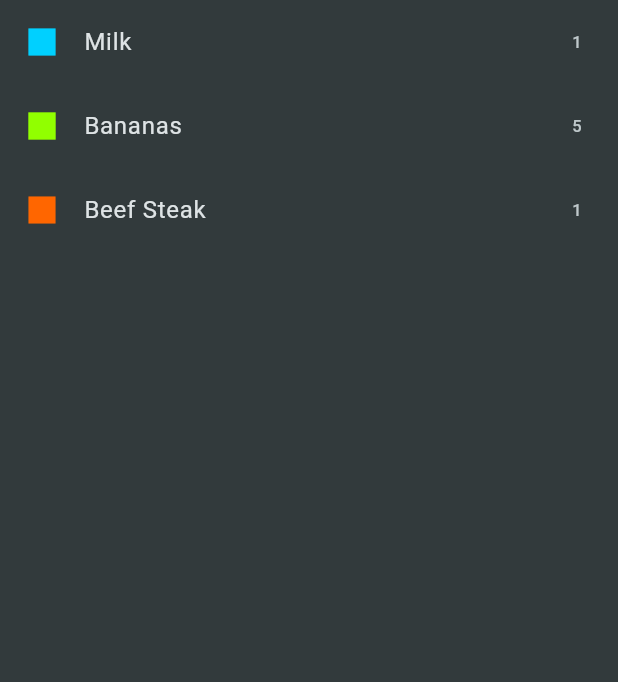
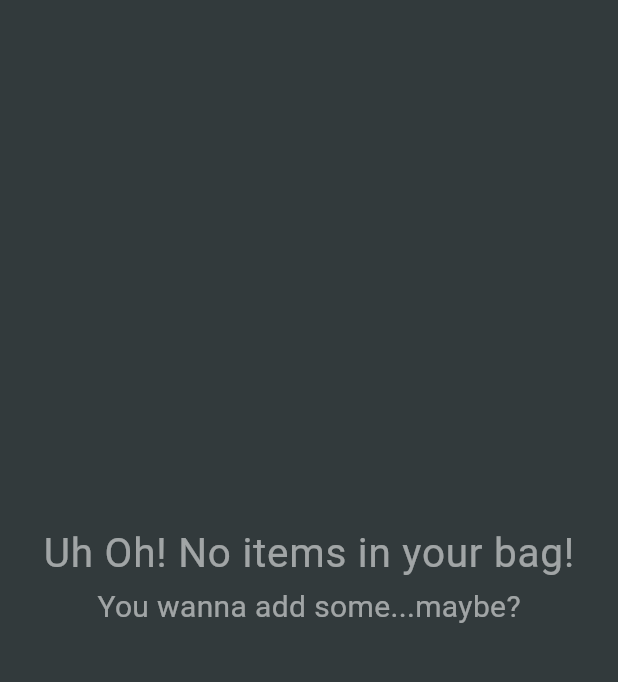
Before and after one commit to Defalt2-O/shopping_list, a Flutter app: the screen it shows after launch, on a phone screen of 412 x 824 dp, the part 84-766 px from its top. Run offline on Flutter 3.47's test engine with Material 3 defaults, Android fonts, the phone set to English and light mode, and no system bars.

Commit message:
Data returned and displayed. Items are dismissable, with undo option. Empty screen prop added.

```diff
--- a/lib/data/dummy_items.dart
+++ /dev/null
@@ -1,20 +0,0 @@
-import 'package:shopping_list/models/grocery_item.dart';
-import 'package:shopping_list/data/categories.dart';
-
-final groceryItems = [
-  GroceryItem(
-      id: 'a',
-      name: 'Milk',
-      quantity: 1,
-      category: categories[Categories.dairy]!),
-  GroceryItem(
-      id: 'b',
-      name: 'Bananas',
-      quantity: 5,
-      category: categories[Categories.fruit]!),
-  GroceryItem(
-      id: 'c',
-      name: 'Beef Steak',
-      quantity: 1,
-      category: categories[Categories.meat]!),
-];
--- a/lib/screens/grocery_list.dart
+++ b/lib/screens/grocery_list.dart
@@ -1,5 +1,5 @@
 import 'package:flutter/material.dart';
-import 'package:shopping_list/data/dummy_items.dart';
+import 'package:shopping_list/models/grocery_item.dart';
 import 'package:shopping_list/screens/new_item.dart';
 
 class GroceryList extends StatefulWidget {
@@ -12,16 +12,49 @@ class GroceryList extends StatefulWidget {
 }
 
 class _GroceryListState extends State<GroceryList> {
-  void _addItem() {
-    Navigator.of(context).push(
+  final List<GroceryItem> _groceryItems = [];
+
+  void _addItem() async {
+    final newItem = await Navigator.of(context).push<GroceryItem>(
       MaterialPageRoute(
         builder: (ctx) => const NewItemScreen(),
       ),
     );
+
+    if (newItem == null) {
+      return;
+    }
+    setState(() {
+      _groceryItems.add(newItem);
+    });
+  }
+
+  void _removeItem(GroceryItem item) {
+    final itemIndex = _groceryItems.indexOf(item);
+    ScaffoldMessenger.of(context).clearSnackBars();
+    ScaffoldMessenger.of(context).showSnackBar(
+      SnackBar(
+        content: const Text('Item has been removed...'),
+        duration: const Duration(seconds: 3),
+        action: SnackBarAction(
+          label: 'Undo',
+          onPressed: () {
+            setState(() {
+              _groceryItems.insert(itemIndex, item);
+            });
+          },
+        ),
+      ),
+    );
+    setState(() {
+      _groceryItems.remove(item);
+    });
   }
 
   @override
   Widget build(BuildContext context) {
+    final isGroceryListEmpty = _groceryItems.isEmpty;
+
     return Scaffold(
       appBar: AppBar(
         title: const Text('Your Groceries'),
@@ -32,17 +65,50 @@ class _GroceryListState extends State<GroceryList> {
           ),
         ],
       ),
-      body: ListView.builder(
-        itemCount: groceryItems.length,
+      body: isGroceryListEmpty
+          ? Center(
+              child: Column(
+                mainAxisAlignment: MainAxisAlignment.center,
+                crossAxisAlignment: CrossAxisAlignment.center,
+                children: [
+                  Text(
+                    'Uh Oh! No items in your bag!',
+                    style: Theme.of(context)
+                        .textTheme
+                        .bodyLarge!
+                        .copyWith(color: Colors.white54, fontSize: 27),
+                  ),
+                  Text(
+                    'You wanna add some...maybe?',
+                    style: Theme.of(context)
+                        .textTheme
+                        .bodyMedium!
+                        .copyWith(color: Colors.white54, fontSize: 20),
+                  ),
+                ],
+              ),
+            )
+          : ListView.builder(
+              itemCount: _groceryItems.length,
               itemBuilder: ((context, index) {
-          return ListTile(
-            title: Text(groceryItems[index].name),
+                return Dismissible(
+                  key: ValueKey(
+                    _groceryItems[index],
+                  ),
+                  onDismissed: (direction) {
+                    _removeItem(
+                      _groceryItems[index],
+                    );
+                  },
+                  child: ListTile(
+                    title: Text(_groceryItems[index].name),
                     leading: Icon(
                       Icons.square,
-              color: groceryItems[index].category.color,
+                      color: _groceryItems[index].category.color,
                     ),
                     trailing: Text(
-              groceryItems[index].quantity.toString(),
+                      _groceryItems[index].quantity.toString(),
+                    ),
                   ),
                 );
               }),
```
Also changed, not shown: lib/screens/new_item.dart (+9 -2 lines). Lines whose indentation alone changed are shown as unchanged.
